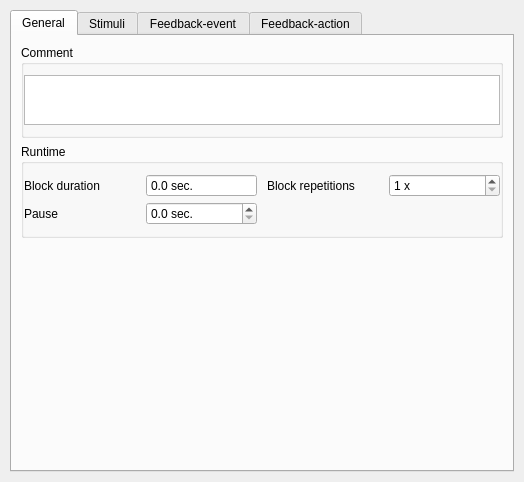
Before: the Qt Designer form Scenario_designer/ct_conftoymickey.ui in luizamici/caretoy, drawn with Qt 5.
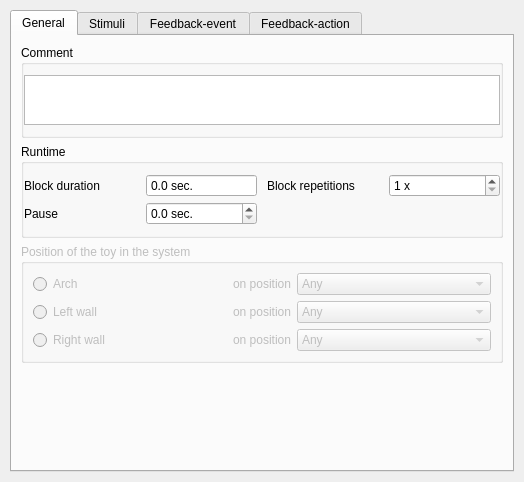
After: the same form once the commit is applied. Custom widgets are drawn as their Qt base class.

Commit message: Fixed bug on deletion of blocks in the scenario designer. Added name of the open scenario on top of the window, added speaker stimuli in the arch block(disabled) and toy position(disabled). The disabled features are written in the xml, they just need to be enabled once the features work in the system.

Patch:
```diff
--- a/Scenario_designer/ct_conftoymickey.ui
+++ b/Scenario_designer/ct_conftoymickey.ui
@@ -202,6 +202,141 @@
          </layout>
         </widget>
        </item>
+       <item>
+        <widget class="QGroupBox" name="groupBox">
+         <property name="enabled">
+          <bool>false</bool>
+         </property>
+         <property name="title">
+          <string>Position of the toy in the system</string>
+         </property>
+         <layout class="QGridLayout" name="gridLayout_2" columnstretch="1,0,1">
+          <item row="0" column="2">
+           <widget class="QComboBox" name="qcb_block_position_arch">
+            <property name="enabled">
+             <bool>false</bool>
+            </property>
+            <item>
+             <property name="text">
+              <string>Any</string>
+             </property>
+            </item>
+            <item>
+             <property name="text">
+              <string>#1</string>
+             </property>
+            </item>
+            <item>
+             <property name="text">
+              <string>#2</string>
+             </property>
+            </item>
+            <item>
+             <property name="text">
+              <string>#2</string>
+             </property>
+            </item>
+           </widget>
+          </item>
+          <item row="1" column="0">
+           <widget class="QRadioButton" name="qrb_block_position_left">
+            <property name="text">
+             <string>Left wall</string>
+            </property>
+           </widget>
+          </item>
+          <item row="2" column="0">
+           <widget class="QRadioButton" name="qrb_block_position_right">
+            <property name="text">
+             <string>Right wall</string>
+            </property>
+           </widget>
+          </item>
+          <item row="2" column="2">
+           <widget class="QComboBox" name="qcb_block_position_right">
+            <property name="enabled">
+             <bool>false</bool>
+            </property>
+            <item>
+             <property name="text">
+              <string>Any</string>
+             </property>
+            </item>
+            <item>
+             <property name="text">
+              <string>#1</string>
+             </property>
+            </item>
+            <item>
+             <property name="text">
+              <string>#2</string>
+             </property>
+            </item>
+            <item>
+             <property name="text">
+              <string>#3</string>
+             </property>
+            </item>
+           </widget>
+          </item>
+          <item row="1" column="2">
+           <widget class="QComboBox" name="qcb_block_position_left">
+            <property name="enabled">
+             <bool>false</bool>
+            </property>
+            <item>
+             <property name="text">
+              <string>Any</string>
+             </property>
+            </item>
+            <item>
+             <property name="text">
+              <string>#1</string>
+             </property>
+            </item>
+            <item>
+             <property name="text">
+              <string>#2</string>
+             </property>
+            </item>
+            <item>
+             <property name="text">
+              <string>#3</string>
+             </property>
+            </item>
+           </widget>
+          </item>
+          <item row="0" column="0">
+           <widget class="QRadioButton" name="qrb_block_position_arch">
+            <property name="text">
+             <string>Arch</string>
+            </property>
+           </widget>
+          </item>
+          <item row="0" column="1">
+           <widget class="QLabel" name="qlb_block_position_arch">
+            <property name="text">
+             <string>on position</string>
+            </property>
+           </widget>
+          </item>
+          <item row="1" column="1">
+           <widget class="QLabel" name="qlb_block_position_left">
+            <property name="text">
+             <string>on position</string>
+            </property>
+           </widget>
+          </item>
+          <item row="2" column="1">
+           <widget class="QLabel" name="qlb_block_position_right">
+            <property name="text">
+             <string>on position</string>
+            </property>
+           </widget>
+          </item>
+         </layout>
+        </widget>
+       </item>
        <item>
         <spacer name="verticalSpacer">
          <property name="orientation">
```
The commit also changes 19 other files.
